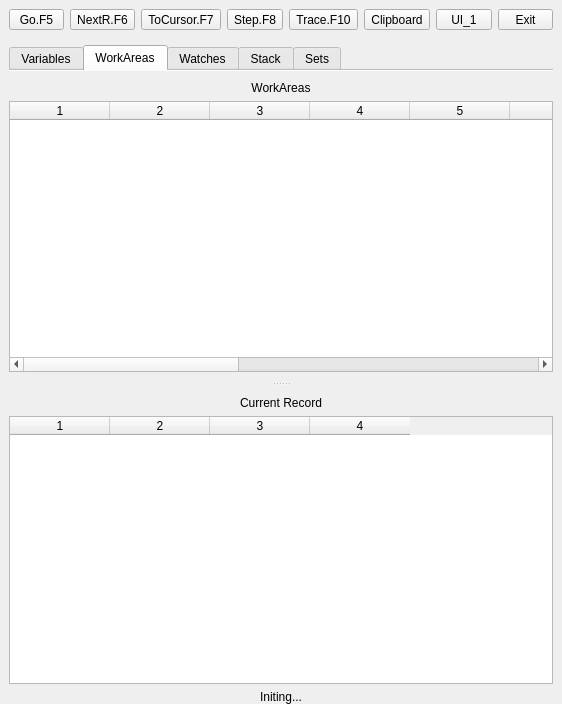
Above: hbide/debugger1.ui from FiveTechSoft/qtcontribs before the change. Below: the same form after it.
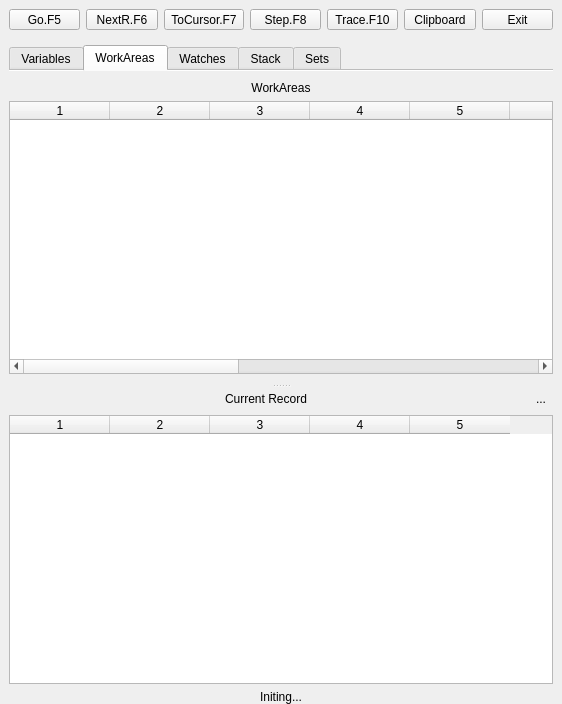
That is the form after the change. The open tabs and pages were chosen to show the change. Icons and pictures are not drawn.

Patch:
```diff
--- a/hbide/debugger1.ui
+++ b/hbide/debugger1.ui
@@ -131,19 +131,6 @@
         </property>
        </widget>
       </item>
-      <item>
-       <widget class="QToolButton" name="btnSwitch">
-        <property name="sizePolicy">
-         <sizepolicy hsizetype="Preferred" vsizetype="Fixed">
-          <horstretch>0</horstretch>
-          <verstretch>0</verstretch>
-         </sizepolicy>
-        </property>
-        <property name="text">
-         <string>UI_1</string>
-        </property>
-       </widget>
-      </item>
       <item>
        <widget class="QToolButton" name="btnExit">
         <property name="sizePolicy">
@@ -504,17 +491,41 @@
            <item>
             <layout class="QVBoxLayout" name="verticalLayout_19">
              <property name="topMargin">
-              <number>10</number>
+              <number>0</number>
              </property>
              <item>
-              <widget class="QLabel" name="labelCurrentRecord">
-               <property name="text">
-                <string>Current Record</string>
+              <layout class="QHBoxLayout" name="horizontalLayout_9">
+               <property name="topMargin">
+                <number>0</number>
                </property>
-               <property name="alignment">
-                <set>Qt::AlignCenter</set>
-               </property>
-              </widget>
+               <item>
+                <widget class="QLabel" name="labelCurrentRecord">
+                 <property name="text">
+                  <string>Current Record</string>
+                 </property>
+                 <property name="alignment">
+                  <set>Qt::AlignCenter</set>
+                 </property>
+                </widget>
+               </item>
+               <item>
+                <widget class="QToolButton" name="btnStructure">
+                 <property name="toolTip">
+                  <string>Copy Structure to Clipboard</string>
+                 </property>
+                 <property name="text">
+                  <string>...</string>
+                 </property>
+                 <property name="icon">
+                  <iconset resource="hbide.qrc">
+                   <normaloff>:/resources/clipboard.png</normaloff>:/resources/clipboard.png</iconset>
+                 </property>
+                 <property name="autoRaise">
+                  <bool>true</bool>
+                 </property>
+                </widget>
+               </item>
+              </layout>
              </item>
              <item>
               <widget class="QTableWidget" name="tableCurrentRecord">
@@ -525,7 +536,7 @@
                 <enum>QAbstractItemView::SingleSelection</enum>
                </property>
                <property name="columnCount">
-                <number>4</number>
+                <number>5</number>
                </property>
                <attribute name="horizontalHeaderStretchLastSection">
                 <bool>false</bool>
@@ -537,6 +548,7 @@
                <column/>
                <column/>
                <column/>
+               <column/>
               </widget>
              </item>
             </layout>
```
Left out of the diff: 20 changed lines with no effect on the pictures.
